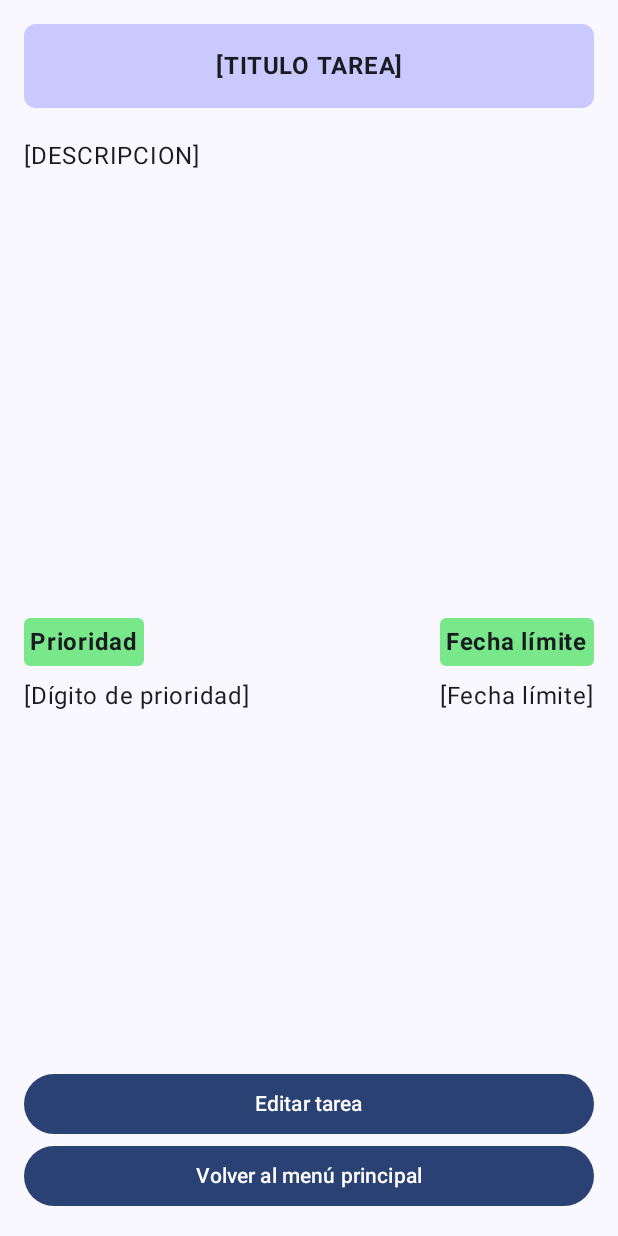
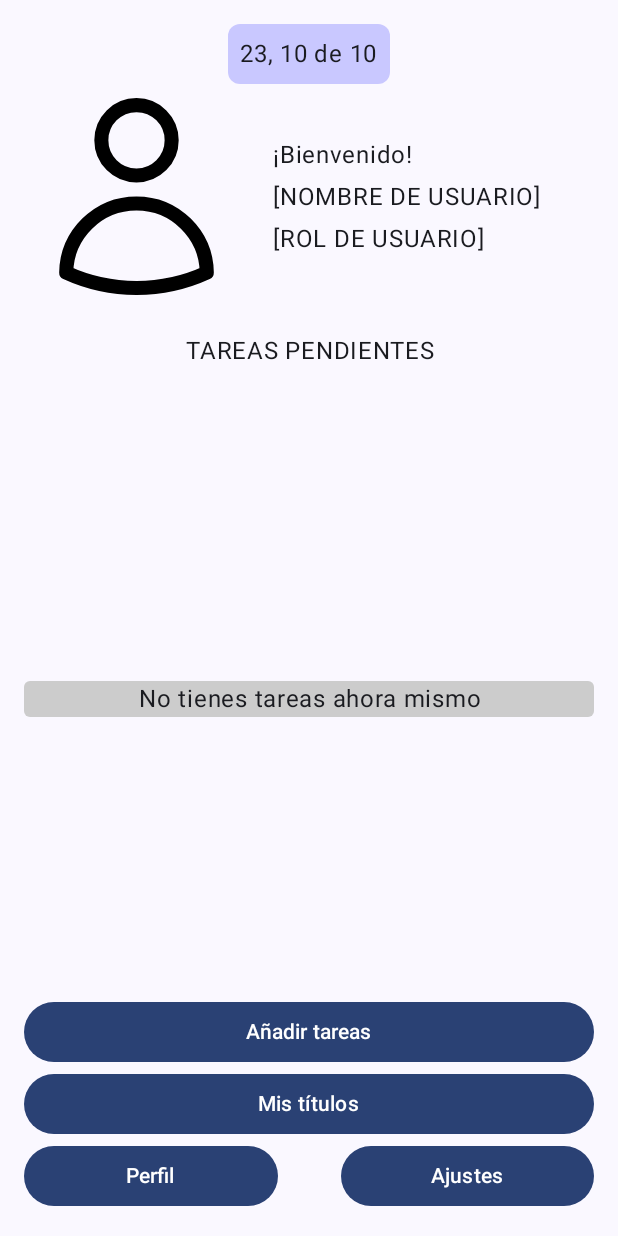
Before and after one commit to errebe-DAM/ProgramacionMultimedia, an Android app built with Jetpack Compose: the screen it shows after launch (TareaActivity before the commit, LlegadaActivity after it), on a phone screen of 412 x 824 dp. Run offline under Robolectric (Android 15) with nearby library versions, the phone set to English and light mode, and no system bars.

Commit message:
Exercise 4 Finished

```diff
--- a/Tema2/app/src/main/java/com/example/practica/MainActivity.kt
+++ b/Tema2/app/src/main/java/com/example/practica/LlegadaActivity.kt
@@ -1,21 +1,23 @@
 package com.example.practica
 
 import android.content.Intent
-import android.graphics.Color
 import android.os.Build
 import android.os.Bundle
+import android.util.Log
 import androidx.activity.ComponentActivity
 import androidx.activity.compose.setContent
 import androidx.activity.enableEdgeToEdge
+import androidx.activity.result.contract.ActivityResultContracts
 import androidx.annotation.RequiresApi
+import androidx.compose.foundation.Image
 import androidx.compose.foundation.background
+import androidx.compose.foundation.border
 import androidx.compose.foundation.layout.Arrangement
 import androidx.compose.foundation.layout.Column
 import androidx.compose.foundation.layout.Row
 import androidx.compose.foundation.layout.Spacer
 import androidx.compose.foundation.layout.fillMaxSize
 import androidx.compose.foundation.layout.fillMaxWidth
-import androidx.compose.foundation.layout.height
 import androidx.compose.foundation.layout.padding
 import androidx.compose.foundation.layout.size
 import androidx.compose.foundation.shape.RoundedCornerShape
@@ -25,26 +27,50 @@ import androidx.compose.material3.Button
 import androidx.compose.material3.Icon
 import androidx.compose.material3.Text
 import androidx.compose.ui.Modifier
-import androidx.compose.ui.graphics.Color as C
+import androidx.compose.ui.graphics.Color
 import androidx.compose.material3.Scaffold
+import androidx.compose.runtime.getValue
+import androidx.compose.runtime.mutableStateOf
+import androidx.compose.runtime.setValue
 import androidx.compose.ui.Alignment
+import androidx.compose.ui.graphics.RectangleShape
 import androidx.compose.ui.platform.LocalContext
+import androidx.compose.ui.res.painterResource
 
 import androidx.compose.ui.text.style.TextAlign
 import androidx.compose.ui.unit.dp
+import androidx.core.content.IntentCompat
 import com.example.practica.ui.theme.PracticaTheme
-import java.time.LocalDate
+import com.example.practica.utils.convertMillisToDate
 import java.util.Calendar
 
-class MainActivity : ComponentActivity() {
+class LlegadaActivity : ComponentActivity() {
+    private var tareas by mutableStateOf(emptyList<Tarea>())
+
+    private val launcher = registerForActivityResult(
+        ActivityResultContracts.StartActivityForResult()
+    ) { result ->
+        if (result.resultCode == RESULT_OK) {
+            tareas = result.data?.let {
+                IntentCompat.getSerializableExtra(
+                    it,
+                    "data",
+                    ArrayList::class.java
+                ) as ArrayList<Tarea>
+            } ?: emptyList()
+        }
+    }
+
     @RequiresApi(Build.VERSION_CODES.O)
     override fun onCreate(savedInstanceState: Bundle?) {
+        val username = ""
+        val rol = ""
+
         super.onCreate(savedInstanceState)
         enableEdgeToEdge()
         setContent {
-            LocalContext.current.startActivity(
-                Intent(this, TareaActivity::class.java)
-            )
+            val context = LocalContext.current
+
             PracticaTheme {
                 Scaffold(modifier = Modifier.fillMaxSize()) { innerPadding ->
                     Column(Modifier
@@ -52,19 +78,22 @@ class MainActivity : ComponentActivity() {
                         .padding(innerPadding)
                         .padding(16.dp)
                     ) {
+
                         // FECHA
-                        Row(Modifier
-                            .fillMaxWidth(),
-                            horizontalArrangement = Arrangement.Center)
-                        {
+                        Row(
+                            Modifier
+                                .fillMaxWidth(),
+                            horizontalArrangement = Arrangement.Center
+                        ) {
                             val date = Calendar.getInstance()
                             val day = date.get(Calendar.DAY_OF_MONTH)
                             val month = date.get(Calendar.MONTH)
                             val year = date.get(Calendar.MONTH)
+
                             Text("${day}, ${month} de ${year}",
                                 Modifier
                                     .background(
-                                        C(1,1,255,50),
+                                        Color(1,1,255,50),
                                         RoundedCornerShape(8.dp)
                                     )
                                     .padding(8.dp)
@@ -73,18 +102,22 @@ class MainActivity : ComponentActivity() {
                         // ##########
 
                         // ZONA DEL PERFIL
-                        Row(Modifier.fillMaxWidth(), verticalAlignment = Alignment.CenterVertically) {
-                            Icon(
-                                imageVector = Icons.Default.AccountBox,
-                                contentDescription = "Icono del usuario",
-                                modifier = Modifier.size(128.dp).weight(1f)
+                        Row(
+                            Modifier.fillMaxWidth(),
+                            verticalAlignment = Alignment.CenterVertically
+                        ) {
+                            Image(
+                                painter = painterResource(R.drawable.profile),
+                                contentDescription = "User profile image",
+                                modifier = Modifier.size(150.dp),
                             )
                             Column(
-                                Modifier.weight(2f)
+                                Modifier
+                                    .weight(2f)
                                     .padding(horizontal = 16.dp),
                                 verticalArrangement = Arrangement.spacedBy(4.dp)
                             ) {
-                                Text("¡Bienvenido!", textAlign = TextAlign.Center)
+                                Text("¡Bienvenido!")
                                 Text("[NOMBRE DE USUARIO]")
                                 Text("[ROL DE USUARIO]")
                             }
@@ -97,17 +130,31 @@ class MainActivity : ComponentActivity() {
                             textAlign = TextAlign.Center,
                             text="TAREAS PENDIENTES",
                         )
+                        Spacer(Modifier.size(width = 60.dp, height = 5.dp).fillMaxWidth().border(width = 1.dp, color = Color.Unspecified, shape = RectangleShape))
                         Column(Modifier.fillMaxWidth().weight(1f)) {
-                            val tareas = listOf(
-                                Tarea("Tarea 1", LocalDate.now()),
-                                Tarea("Tarea 2", LocalDate.now()),
-                                Tarea("Tarea 3", LocalDate.now()),
-                                Tarea("Tarea 4", LocalDate.now()),
-                            )
-                            for (tarea in tareas) {
+                            // Esto que da un poco raro pero es para no meterlo to' en un if
+                            if (tareas.isEmpty())
+                                return@Column Column(
+                                    Modifier.weight(1f),
+                                    verticalArrangement = Arrangement.Center
+                                ) {
+                                    Text("No tienes tareas ahora mismo",
+                                        textAlign = TextAlign.Center,
+                                        modifier = Modifier
+                                            .fillMaxWidth()
+                                            .background(Color.LightGray, shape = RoundedCornerShape(4.dp))
+                                    )
+                                }
+
+                            for ((nombre, _, fecha) in tareas) {
                                 Row(Modifier.fillMaxWidth(), horizontalArrangement = Arrangement.spacedBy(4.dp)) {
-                                    Text(tarea.nombre, Modifier.weight(2f))
-                                    Text(tarea.fecha.toString(), Modifier.weight(1f))
+                                    Text(nombre, Modifier.weight(2f))
+                                    fecha?.let {
+                                        Text(
+                                            convertMillisToDate(it),
+                                            Modifier.weight(1f)
+                                        )
+                                    }
                                 }
                             }
                         }
@@ -117,9 +164,21 @@ class MainActivity : ComponentActivity() {
                         // ZONA BOTONES
                         Button(
                             modifier = Modifier.fillMaxWidth(),
-                            onClick = {}
+                            onClick = {
+                                val intent = Intent(context, NuevaTareaActivity::class.java)
+                                context.startActivity(intent)
+                            }
                         ) {
                             Text("Añadir tareas")
+                        }
+                        Button(
+                            onClick = {
+                                val intent = Intent(context, TitulosActivity::class.java)
+                                context.startActivity(intent)
+                            },
+                            Modifier.fillMaxWidth()
+                        ) {
+                            Text("Mis títulos")
                         }
                         Row( horizontalArrangement = Arrangement.SpaceBetween) {
                             Button(
--- a/Tema2/app/src/main/java/com/example/practica/TareaActivity.kt
+++ b/Tema2/app/src/main/java/com/example/practica/TareaActivity.kt
@@ -1,6 +1,8 @@
 package com.example.practica
 
+import android.content.Intent
 import android.os.Bundle
+import android.util.Log
 import androidx.activity.ComponentActivity
 import androidx.activity.compose.setContent
 import androidx.activity.enableEdgeToEdge
@@ -17,21 +19,30 @@ import androidx.compose.foundation.shape.RoundedCornerShape
 import androidx.compose.material3.Button
 import androidx.compose.material3.Scaffold
 import androidx.compose.material3.Text
-import androidx.compose.runtime.Composable
 import androidx.compose.ui.Alignment
 import androidx.compose.ui.Modifier
 import androidx.compose.ui.graphics.Color
+import androidx.compose.ui.platform.LocalContext
 import androidx.compose.ui.text.font.FontWeight
 import androidx.compose.ui.text.style.TextAlign
-import androidx.compose.ui.tooling.preview.Preview
 import androidx.compose.ui.unit.dp
 import com.example.practica.ui.theme.PracticaTheme
+import com.example.practica.utils.convertMillisToDate
+import kotlin.math.absoluteValue
 
 class TareaActivity : ComponentActivity() {
     override fun onCreate(savedInstanceState: Bundle?) {
         super.onCreate(savedInstanceState)
         enableEdgeToEdge()
         setContent {
+            val tarea = intent.getSerializableExtra("data") as? Tarea
+
+            val context = LocalContext.current
+            val titulo = tarea?.nombre ?: "[TITULO TAREA]"
+            val descripcion = tarea?.descripcion ?: "[DESCRIPCION]"
+            val prioridad = tarea?.prioridad?.toString() ?: "[Dígito de prioridad]"
+            val fecha = tarea?.fecha?.let { convertMillisToDate(it) } ?: "[Fecha límite]"
+
             PracticaTheme {
                 Scaffold(modifier = Modifier.fillMaxSize()) { innerPadding ->
                     Column(
@@ -41,8 +52,7 @@ class TareaActivity : ComponentActivity() {
                             .padding(16.dp)
                     ) {
                         // TITLE
-                        Text(
-                            "[TITULO TAREA]",
+                        Text(titulo,
                             Modifier
                                 .fillMaxWidth()
                                 .background(
@@ -57,7 +67,7 @@ class TareaActivity : ComponentActivity() {
                         //
 
                         // DESCRIPTION
-                        Text("[DESCRIPCION]", Modifier
+                        Text(descripcion, Modifier
                             .fillMaxWidth()
                             .height(300.dp),
                         )
@@ -82,18 +92,21 @@ class TareaActivity : ComponentActivity() {
                                 ,
                                 fontWeight = FontWeight.Bold,
                             )
-                            Text("[Dígito de prioridad]", Modifier.align(Alignment.BottomStart))
-                            Text(
-                                "Fecha límite",
-                                Modifier.align(Alignment.TopEnd)
-                                .background(
-                                    Color(121, 232, 139, 255),
-                                    shape = RoundedCornerShape(4.dp)
-                                )
-                                .padding(4.dp),
+                            Text(prioridad,
+                                Modifier.align(Alignment.BottomStart)
+                            )
+                            Text("Fecha límite",
+                                Modifier
+                                    .align(Alignment.TopEnd)
+                                    .background(
+                                        Color(121, 232, 139, 255),
+                                        shape = RoundedCornerShape(4.dp)
+                                    )
+                                    .padding(4.dp),
                                 fontWeight = FontWeight.Bold
                             )
-                            Text("[Fecha límite]", Modifier.align(Alignment.BottomEnd))
+
+                             Text(fecha, Modifier.align(Alignment.BottomEnd))
                         }
                         Spacer(Modifier
                             .size(20.dp)
@@ -102,13 +115,30 @@ class TareaActivity : ComponentActivity() {
 
                         // BUTTONS
                         Button(
-                            onClick = {},
+                            onClick = {
+                                val intent = Intent().apply {
+                                    putExtra("data", Tarea(
+                                        titulo,
+                                        descripcion,
+                                        tarea?.fecha,
+                                        tarea?.prioridad?.absoluteValue
+                                    ))
+                                }
+                                setResult(RESULT_OK, intent)
+                                finish()
+                            },
                             Modifier.fillMaxWidth()
                         ) {
                             Text("Editar tarea")
                         }
                         Button(
-                            onClick = {},
+                            onClick = {
+                                context.let {
+                                    it.startActivity(
+                                        Intent(it, LlegadaActivity::class.java)
+                                    )
+                                }
+                            },
                             Modifier.fillMaxWidth()
                         ) {
                             Text("Volver al menú principal")
--- /dev/null
+++ b/Tema2/app/src/main/res/drawable/profile.xml
@@ -0,0 +1,14 @@
+<vector xmlns:android="http://schemas.android.com/apk/res/android"
+    android:width="24dp"
+    android:height="24dp"
+    android:viewportWidth="24"
+    android:viewportHeight="24">
+  <path
+      android:pathData="M15.75,6a3.75,3.75 0,1 1,-7.5 0,3.75 3.75,0 0,1 7.5,0ZM4.501,20.118a7.5,7.5 0,0 1,14.998 0A17.933,17.933 0,0 1,12 21.75c-2.676,0 -5.216,-0.584 -7.499,-1.632Z"
+      android:strokeLineJoin="round"
+      android:strokeWidth="1.5"
+      android:fillColor="#00000000"
+      android:strokeColor="#FF000000"
+      android:strokeLineCap="round"
+  />
+</vector>
--- a/Tema2/app/src/main/res/values/strings.xml
+++ b/Tema2/app/src/main/res/values/strings.xml
@@ -2,4 +2,6 @@
     <string name="app_name">Practica</string>
     <string name="title_activity_nueva_tarea">NuevaTareaActivity</string>
     <string name="title_activity_tarea">TareaActivity</string>
+    <string name="title_activity_perfil">PerfilActivity</string>
+    <string name="title_activity_titulos">TitulosActivity</string>
 </resources>
```
Also changed, not shown: Tema2/app/src/main/AndroidManifest.xml (+13 -1 lines), Tema2/app/src/main/assets/titulos.csv (added, +7 -0 lines), Tema2/app/src/main/java/com/example/practica/NuevaTareaActivity.kt (+56 -19 lines), Tema2/app/src/main/java/com/example/practica/PerfilActivity.kt (added, +191 -0 lines), Tema2/app/src/main/java/com/example/practica/Tarea.kt (+5 -3 lines), Tema2/app/src/main/java/com/example/practica/TitulosActivity.kt (added, +117 -0 lines), Tema2/app/src/main/java/com/example/practica/utils/DateUtils.kt (added, +16 -0 lines).
